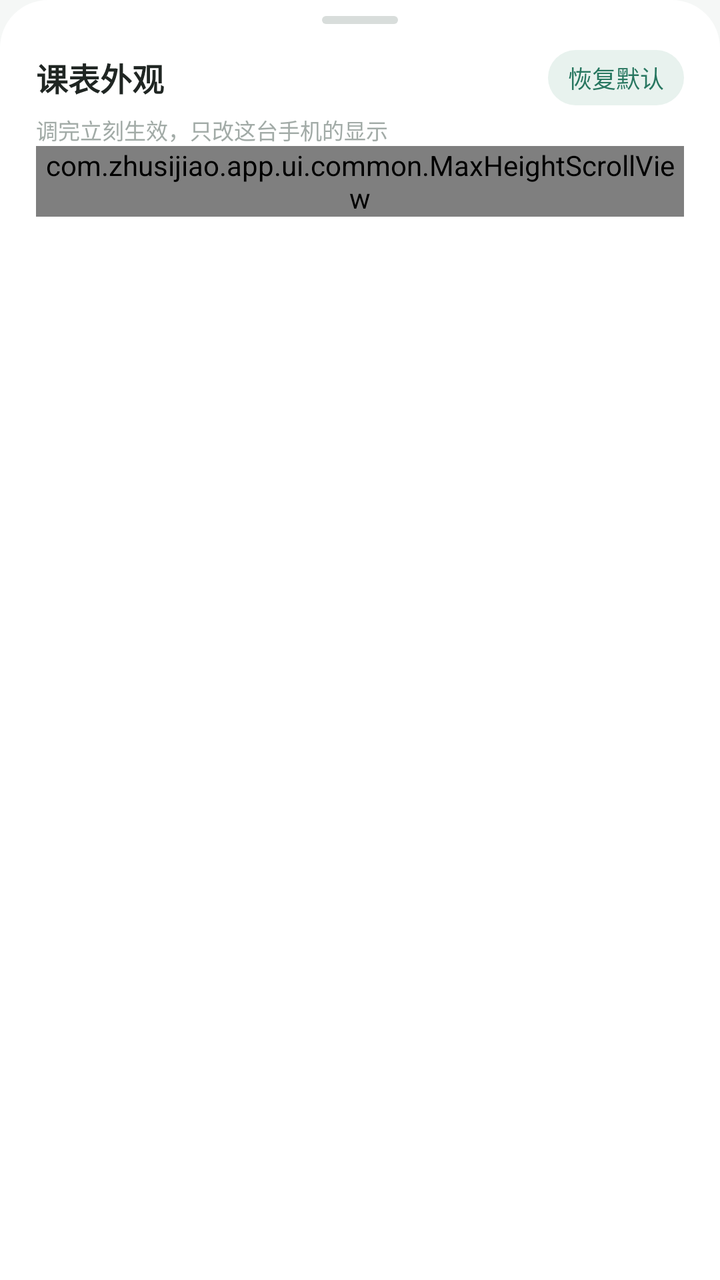
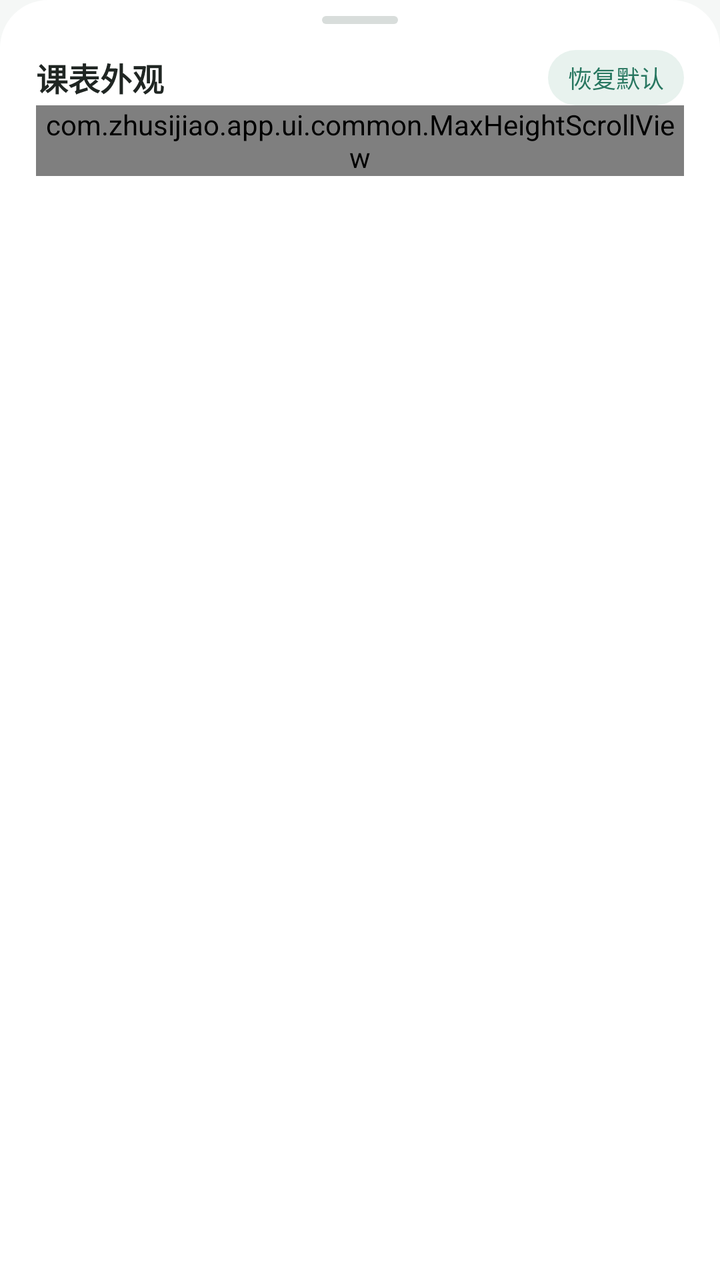

The first picture is an Android layout as it rendered before a commit; the second is the same layout after the commit. The layout source and the unified diff follow.
<!-- AndroidManifest.xml: application theme Theme.Zhusijiao -->
<!-- res/layout/dialog_appearance.xml -->
<?xml version="1.0" encoding="utf-8"?>
<LinearLayout xmlns:android="http://schemas.android.com/apk/res/android"
    xmlns:tools="http://schemas.android.com/tools"
    android:layout_width="match_parent"
    android:layout_height="wrap_content"
    android:background="@drawable/bg_sheet"
    android:orientation="vertical"
    android:paddingStart="18dp"
    android:paddingTop="8dp"
    android:paddingEnd="18dp"
    android:paddingBottom="14dp">

    <View
        android:layout_width="38dp"
        android:layout_height="4dp"
        android:layout_gravity="center_horizontal"
        android:layout_marginBottom="13dp"
        android:background="@drawable/bg_sheet_handle" />

    <LinearLayout
        android:layout_width="match_parent"
        android:layout_height="wrap_content"
        android:gravity="center_vertical"
        android:orientation="horizontal">

        <TextView
            android:layout_width="0dp"
            android:layout_height="wrap_content"
            android:layout_weight="1"
            android:text="@string/appearance_title"
            android:textColor="@color/heading_ink"
            android:textSize="@dimen/text_subtitle"
            android:textStyle="bold" />

        <TextView
            android:id="@+id/appearanceReset"
            android:layout_width="wrap_content"
            android:layout_height="wrap_content"
            android:background="@drawable/bg_tag"
            android:clickable="true"
            android:focusable="true"
            android:paddingStart="10dp"
            android:paddingTop="5dp"
            android:paddingEnd="10dp"
            android:paddingBottom="5dp"
            android:text="@string/appearance_reset"
            android:textColor="@color/accent_strong"
            android:textSize="@dimen/text_hint" />
    </LinearLayout>

    <TextView
        android:layout_width="match_parent"
        android:layout_height="wrap_content"
        android:layout_marginTop="4dp"
        android:text="@string/appearance_hint"
        android:textColor="@color/sub_a8"
        android:textSize="@dimen/text_caption" />

    
    <com.zhusijiao.app.ui.common.MaxHeightScrollView
        android:id="@+id/appearanceScroll"
        android:layout_width="match_parent"
        android:layout_height="wrap_content">

        <LinearLayout
            android:layout_width="match_parent"
            android:layout_height="wrap_content"
            android:orientation="vertical">

            <TextView
                android:layout_width="match_parent"
                android:layout_height="wrap_content"
                android:layout_marginTop="14dp"
                android:text="@string/appearance_row_height"
                android:textColor="@color/field_label"
                android:textSize="@dimen/text_hint"
                android:textStyle="bold" />

            <com.zhusijiao.app.ui.common.SegmentedChoiceView
                android:id="@+id/heightChoice"
                android:layout_width="match_parent"
                android:layout_height="wrap_content"
                android:layout_marginTop="7dp" />

            
            <LinearLayout
                android:id="@+id/fitScreenRow"
                android:layout_width="match_parent"
                android:layout_height="wrap_content"
                android:clickable="true"
                android:focusable="false"
                android:gravity="center_vertical"
                android:importantForAccessibility="no"
                android:minHeight="52dp"
                android:orientation="horizontal"
                android:paddingTop="6dp"
                android:paddingBottom="6dp"
                tools:ignore="KeyboardInaccessibleWidget">

                <LinearLayout
                    android:layout_width="0dp"
                    android:layout_height="wrap_content"
                    android:layout_weight="1"
                    android:orientation="vertical"
                    android:paddingStart="0dp"
                    android:paddingEnd="10dp">

                    <TextView
                        android:layout_width="wrap_content"
                        android:layout_height="wrap_content"
                        android:text="@string/appearance_fit_screen"
                        android:textColor="@color/body_ink"
                        android:textSize="@dimen/text_body" />

                    <TextView
                        android:layout_width="match_parent"
                        android:layout_height="wrap_content"
                        android:layout_marginTop="2dp"
                        android:text="@string/appearance_fit_screen_sub"
                        android:textColor="@color/sub_a8"
                        android:textSize="@dimen/text_caption" />
                </LinearLayout>

                <com.zhusijiao.app.ui.common.ToggleView
                    android:id="@+id/fitScreenToggle"
                    android:layout_width="50dp"
                    android:layout_height="32dp"
                    android:contentDescription="@string/appearance_fit_screen" />
            </LinearLayout>

            <View
                android:layout_width="match_parent"
                android:layout_height="1px"
                android:background="@color/detail_border" />

            <TextView
                android:layout_width="match_parent"
                android:layout_height="wrap_content"
                android:layout_marginTop="13dp"
                android:text="@string/appearance_padding"
                android:textColor="@color/field_label"
                android:textSize="@dimen/text_hint"
                android:textStyle="bold" />

            <TextView
                android:layout_width="match_parent"
                android:layout_height="wrap_content"
                android:layout_marginTop="3dp"
                android:text="@string/appearance_padding_sub"
                android:textColor="@color/sub_a8"
                android:textSize="@dimen/text_caption" />

            <com.zhusijiao.app.ui.common.SegmentedChoiceView
                android:id="@+id/paddingChoice"
                android:layout_width="match_parent"
                android:layout_height="wrap_content"
                android:layout_marginTop="7dp" />

            <TextView
                android:layout_width="match_parent"
                android:layout_height="wrap_content"
                android:layout_marginTop="13dp"
                android:text="@string/appearance_text_size"
                android:textColor="@color/field_label"
                android:textSize="@dimen/text_hint"
                android:textStyle="bold" />

            <com.zhusijiao.app.ui.common.SegmentedChoiceView
                android:id="@+id/textChoice"
                android:layout_width="match_parent"
                android:layout_height="wrap_content"
                android:layout_marginTop="7dp" />

            <View
                android:layout_width="match_parent"
                android:layout_height="1px"
                android:layout_marginTop="13dp"
                android:background="@color/detail_border" />

            
            <TextView
                android:id="@+id/stateGroupTitle"
                android:layout_width="match_parent"
                android:layout_height="wrap_content"
                android:layout_marginTop="12dp"
                android:text="@string/appearance_group_state"
                android:textColor="@color/accent"
                android:textSize="@dimen/text_caption"
                android:textStyle="bold" />

            
            <LinearLayout
                android:id="@+id/showFinishedRow"
                android:layout_width="match_parent"
                android:layout_height="wrap_content"
                android:clickable="true"
                android:focusable="false"
                android:gravity="center_vertical"
                android:importantForAccessibility="no"
                android:minHeight="52dp"
                android:orientation="horizontal"
                android:paddingTop="6dp"
                android:paddingBottom="6dp"
                tools:ignore="KeyboardInaccessibleWidget">

                <LinearLayout
                    android:layout_width="0dp"
                    android:layout_height="wrap_content"
                    android:layout_weight="1"
                    android:orientation="vertical"
                    android:paddingStart="0dp"
                    android:paddingEnd="10dp">

                    <TextView
                        android:layout_width="wrap_content"
                        android:layout_height="wrap_content"
                        android:text="@string/appearance_show_finished"
                        android:textColor="@color/body_ink"
                        android:textSize="@dimen/text_body" />

                    <TextView
                        android:layout_width="match_parent"
                        android:layout_height="wrap_content"
                        android:layout_marginTop="2dp"
                        android:text="@string/appearance_show_finished_sub"
                        android:textColor="@color/sub_a8"
                        android:textSize="@dimen/text_caption" />
                </LinearLayout>

                <com.zhusijiao.app.ui.common.ToggleView
                    android:id="@+id/showFinishedToggle"
                    android:layout_width="50dp"
                    android:layout_height="32dp"
                    android:contentDescription="@string/appearance_show_finished" />
            </LinearLayout>

            <LinearLayout
                android:id="@+id/showNowLineRow"
                android:layout_width="match_parent"
                android:layout_height="wrap_content"
                android:clickable="true"
                android:focusable="false"
                android:gravity="center_vertical"
                android:importantForAccessibility="no"
                android:minHeight="52dp"
                android:orientation="horizontal"
                android:paddingTop="6dp"
                android:paddingBottom="6dp"
                tools:ignore="KeyboardInaccessibleWidget">

                <LinearLayout
                    android:layout_width="0dp"
                    android:layout_height="wrap_content"
                    android:layout_weight="1"
                    android:orientation="vertical"
                    android:paddingStart="0dp"
                    android:paddingEnd="10dp">

                    <TextView
                        android:layout_width="wrap_content"
                        android:layout_height="wrap_content"
                        android:text="@string/appearance_show_now_line"
                        android:textColor="@color/body_ink"
                        android:textSize="@dimen/text_body" />

                    <TextView
                        android:layout_width="match_parent"
                        android:layout_height="wrap_content"
                        android:layout_marginTop="2dp"
                        android:text="@string/appearance_show_now_line_sub"
                        android:textColor="@color/sub_a8"
                        android:textSize="@dimen/text_caption" />
                </LinearLayout>

                <com.zhusijiao.app.ui.common.ToggleView
                    android:id="@+id/showNowLineToggle"
                    android:layout_width="50dp"
                    android:layout_height="32dp"
                    android:contentDescription="@string/appearance_show_now_line" />
            </LinearLayout>

            <LinearLayout
                android:id="@+id/showNextClassRow"
                android:layout_width="match_parent"
                android:layout_height="wrap_content"
                android:clickable="true"
                android:focusable="false"
                android:gravity="center_vertical"
                android:importantForAccessibility="no"
                android:minHeight="52dp"
                android:orientation="horizontal"
                android:paddingTop="6dp"
                android:paddingBottom="6dp"
                tools:ignore="KeyboardInaccessibleWidget">

                <LinearLayout
                    android:layout_width="0dp"
                    android:layout_height="wrap_content"
                    android:layout_weight="1"
                    android:orientation="vertical"
                    android:paddingStart="0dp"
                    android:paddingEnd="10dp">

                    <TextView
                        android:layout_width="wrap_content"
                        android:layout_height="wrap_content"
                        android:text="@string/appearance_show_next_class"
                        android:textColor="@color/body_ink"
                        android:textSize="@dimen/text_body" />

                    <TextView
                        android:layout_width="match_parent"
                        android:layout_height="wrap_content"
                        android:layout_marginTop="2dp"
                        android:text="@string/appearance_show_next_class_sub"
                        android:textColor="@color/sub_a8"
                        android:textSize="@dimen/text_caption" />
                </LinearLayout>

                <com.zhusijiao.app.ui.common.ToggleView
                    android:id="@+id/showNextClassToggle"
                    android:layout_width="50dp"
                    android:layout_height="32dp"
                    android:contentDescription="@string/appearance_show_next_class" />
            </LinearLayout>

            <TextView
                android:layout_width="match_parent"
                android:layout_height="wrap_content"
                android:layout_marginTop="6dp"
                android:text="@string/appearance_state_style"
                android:textColor="@color/field_label"
                android:textSize="@dimen/text_hint"
                android:textStyle="bold" />

            
            <LinearLayout
                android:layout_width="match_parent"
                android:layout_height="wrap_content"
                android:layout_marginTop="8dp"
                android:orientation="horizontal">

                <LinearLayout
                    android:id="@+id/stateStyleModern"
                    android:layout_width="0dp"
                    android:layout_height="wrap_content"
                    android:layout_weight="1"
                    android:clickable="true"
                    android:focusable="true"
                    android:orientation="vertical"
                    android:padding="8dp">

                    <com.zhusijiao.app.ui.common.StateStylePreviewView
                        android:id="@+id/stateStyleModernPreview"
                        android:layout_width="match_parent"
                        android:layout_height="56dp"
                        android:importantForAccessibility="no" />

                    <LinearLayout
                        android:layout_width="wrap_content"
                        android:layout_height="wrap_content"
                        android:layout_marginTop="8dp"
                        android:gravity="center_vertical"
                        android:importantForAccessibility="no"
                        android:orientation="horizontal">

                        <View
                            android:id="@+id/stateStyleModernRadio"
                            android:layout_width="14dp"
                            android:layout_height="14dp" />

                        <TextView
                            android:layout_width="wrap_content"
                            android:layout_height="wrap_content"
                            android:layout_marginStart="7dp"
                            android:text="@string/appearance_state_modern"
                            android:textColor="@color/text_primary"
                            android:textSize="@dimen/text_small"
                            android:textStyle="bold" />
                    </LinearLayout>
                </LinearLayout>

                <LinearLayout
                    android:id="@+id/stateStyleClassic"
                    android:layout_width="0dp"
                    android:layout_height="wrap_content"
                    android:layout_marginStart="10dp"
                    android:layout_weight="1"
                    android:clickable="true"
                    android:focusable="true"
                    android:orientation="vertical"
                    android:padding="8dp">

                    <com.zhusijiao.app.ui.common.StateStylePreviewView
                        android:id="@+id/stateStyleClassicPreview"
                        android:layout_width="match_parent"
                        android:layout_height="56dp"
                        android:importantForAccessibility="no" />

                    <LinearLayout
                        android:layout_width="wrap_content"
                        android:layout_height="wrap_content"
                        android:layout_marginTop="8dp"
                        android:gravity="center_vertical"
                        android:importantForAccessibility="no"
                        android:orientation="horizontal">

                        <View
                            android:id="@+id/stateStyleClassicRadio"
                            android:layout_width="14dp"
                            android:layout_height="14dp" />

                        <TextView
                            android:layout_width="wrap_content"
                            android:layout_height="wrap_content"
                            android:layout_marginStart="7dp"
                            android:text="@string/appearance_state_classic"
                            android:textColor="@color/text_primary"
                            android:textSize="@dimen/text_small"
                            android:textStyle="bold" />
                    </LinearLayout>
                </LinearLayout>
            </LinearLayout>

            <TextView
                android:layout_width="match_parent"
                android:layout_height="wrap_content"
                android:layout_marginTop="8dp"
                android:layout_marginBottom="4dp"
                android:text="@string/appearance_state_hint"
                android:textColor="@color/sub_a8"
                android:textSize="@dimen/text_caption" />
        </LinearLayout>
    </com.zhusijiao.app.ui.common.MaxHeightScrollView>
</LinearLayout>
<!-- resources referenced by this layout -->
<resources>
  <color name="accent">#2f7d68</color>
  <color name="accent_strong">#287760</color>
  <color name="body_ink">#333a37</color>
  <color name="detail_border">#edf0ee</color>
  <color name="field_label">@color/text_secondary</color>
  <color name="heading_ink">#202623</color>
  <color name="sub_a8">@color/text_disabled</color>
  <color name="text_primary">#1d2421</color>
  <dimen name="text_body">14sp</dimen>
  <dimen name="text_caption">11sp</dimen>
  <dimen name="text_hint">12sp</dimen>
  <dimen name="text_small">13sp</dimen>
  <dimen name="text_subtitle">16sp</dimen>
  <!-- drawable bg_sheet (drawable) -->
  <?xml version="1.0" encoding="utf-8"?>
  
  <shape xmlns:android="http://schemas.android.com/apk/res/android" android:shape="rectangle">
      <solid android:color="@color/surface" />
      <corners android:topLeftRadius="@dimen/radius_xl" android:topRightRadius="@dimen/radius_xl" />
  </shape>
  <!-- drawable bg_sheet_handle (drawable) -->
  <?xml version="1.0" encoding="utf-8"?>
  
  <shape xmlns:android="http://schemas.android.com/apk/res/android" android:shape="rectangle">
      <solid android:color="@color/sheet_handle" />
      <corners android:radius="4dp" />
  </shape>
  <!-- drawable bg_tag (drawable) -->
  <?xml version="1.0" encoding="utf-8"?>
  
  <shape xmlns:android="http://schemas.android.com/apk/res/android" android:shape="rectangle">
      <solid android:color="@color/tag_bg" />
      <corners android:radius="100dp" />
  </shape>
  <string name="appearance_fit_screen">自动铺满一屏</string>
  <string name="appearance_fit_screen_sub">按节次数平分高度，一屏看全不用滚；手动选高度即关闭</string>
  <string name="appearance_group_state">状态显示</string>
  <string name="appearance_hint">调完立刻生效，只改这台手机的显示</string>
  <string name="appearance_padding">格子留白</string>
  <string name="appearance_padding_sub">整周一屏，列宽不可调；留白越大，格子看起来越瘦</string>
  <string name="appearance_reset">恢复默认</string>
  <string name="appearance_row_height">格子高度</string>
  <string name="appearance_show_finished">显示已上状态</string>
  <string name="appearance_show_finished_sub">下课后（精确到分钟）的课变灰并标「已上」</string>
  <string name="appearance_show_next_class">显示下一节课提示</string>
  <string name="appearance_show_next_class_sub">课表页顶部的「下一节 · 几分钟后」提示条</string>
  <string name="appearance_show_now_line">显示当前时间线</string>
  <string name="appearance_show_now_line_sub">今天那一列用红色横线标出此刻的位置</string>
  <string name="appearance_state_classic">经典</string>
  <string name="appearance_state_hint">新版：停课空心虚线加删除线，日程浅底实线。经典：和 1.2.29 及之前一样。</string>
  <string name="appearance_state_modern">新版</string>
  <string name="appearance_state_style">停课与日程的样式</string>
  <string name="appearance_text_size">文字大小</string>
  <string name="appearance_title">课表外观</string>
  <color name="text_secondary">#5f6965</color>
  <color name="text_disabled">#a2aba7</color>
  <color name="surface">#ffffff</color>
  <dimen name="radius_xl">24dp</dimen>
  <color name="sheet_handle">#d8dddb</color>
  <color name="tag_bg">#e8f2ee</color>
  <color name="ink">#202725</color>
  <color name="muted">#7d8783</color>
  <color name="background">#f5f7f6</color>
  <style name="Theme.Zhusijiao.Dialog" parent="Theme.AppCompat.Light.Dialog.Alert">
          <item name="colorAccent">@color/accent</item>
          <item name="android:textColorPrimary">@color/ink</item>
          <item name="buttonBarPositiveButtonStyle">@style/DialogButton</item>
          <item name="buttonBarNegativeButtonStyle">@style/DialogButton</item>
          <item name="buttonBarNeutralButtonStyle">@style/DialogButton</item>
      </style>
  <style name="DialogButton" parent="Widget.AppCompat.Button.ButtonBar.AlertDialog">
          <item name="android:textColor">@color/accent</item>
          <item name="android:textStyle">bold</item>
      </style>
  <!-- unchanged entries left out for length: 1 -->
</resources>

<!-- the commit's change to res/layout/dialog_appearance.xml (unified diff, before → after) -->
@@ -48,14 +48,6 @@
             android:textSize="@dimen/text_hint" />
     </LinearLayout>
 
-    <TextView
-        android:layout_width="match_parent"
-        android:layout_height="wrap_content"
-        android:layout_marginTop="4dp"
-        android:text="@string/appearance_hint"
-        android:textColor="@color/sub_a8"
-        android:textSize="@dimen/text_caption" />
-
     
     <com.zhusijiao.app.ui.common.MaxHeightScrollView
         android:id="@+id/appearanceScroll"
@@ -111,14 +103,6 @@
                         android:text="@string/appearance_fit_screen"
                         android:textColor="@color/body_ink"
                         android:textSize="@dimen/text_body" />
-
-                    <TextView
-                        android:layout_width="match_parent"
-                        android:layout_height="wrap_content"
-                        android:layout_marginTop="2dp"
-                        android:text="@string/appearance_fit_screen_sub"
-                        android:textColor="@color/sub_a8"
-                        android:textSize="@dimen/text_caption" />
                 </LinearLayout>
 
                 <com.zhusijiao.app.ui.common.ToggleView
@@ -141,14 +125,6 @@
                 android:textColor="@color/field_label"
                 android:textSize="@dimen/text_hint"
                 android:textStyle="bold" />
-
-            <TextView
-                android:layout_width="match_parent"
-                android:layout_height="wrap_content"
-                android:layout_marginTop="3dp"
-                android:text="@string/appearance_padding_sub"
-                android:textColor="@color/sub_a8"
-                android:textSize="@dimen/text_caption" />
 
             <com.zhusijiao.app.ui.common.SegmentedChoiceView
                 android:id="@+id/paddingChoice"
@@ -217,14 +193,6 @@
                         android:text="@string/appearance_show_finished"
                         android:textColor="@color/body_ink"
                         android:textSize="@dimen/text_body" />
-
-                    <TextView
-                        android:layout_width="match_parent"
-                        android:layout_height="wrap_content"
-                        android:layout_marginTop="2dp"
-                        android:text="@string/appearance_show_finished_sub"
-                        android:textColor="@color/sub_a8"
-                        android:textSize="@dimen/text_caption" />
                 </LinearLayout>
 
                 <com.zhusijiao.app.ui.common.ToggleView
@@ -262,14 +230,6 @@
                         android:text="@string/appearance_show_now_line"
                         android:textColor="@color/body_ink"
                         android:textSize="@dimen/text_body" />
-
-                    <TextView
-                        android:layout_width="match_parent"
-                        android:layout_height="wrap_content"
-                        android:layout_marginTop="2dp"
-                        android:text="@string/appearance_show_now_line_sub"
-                        android:textColor="@color/sub_a8"
-                        android:textSize="@dimen/text_caption" />
                 </LinearLayout>
 
                 <com.zhusijiao.app.ui.common.ToggleView
@@ -307,14 +267,6 @@
                         android:text="@string/appearance_show_next_class"
                         android:textColor="@color/body_ink"
                         android:textSize="@dimen/text_body" />
-
-                    <TextView
-                        android:layout_width="match_parent"
-                        android:layout_height="wrap_content"
-                        android:layout_marginTop="2dp"
-                        android:text="@string/appearance_show_next_class_sub"
-                        android:textColor="@color/sub_a8"
-                        android:textSize="@dimen/text_caption" />
                 </LinearLayout>
 
                 <com.zhusijiao.app.ui.common.ToggleView
@@ -421,15 +373,6 @@
                     </LinearLayout>
                 </LinearLayout>
             </LinearLayout>
-
-            <TextView
-                android:layout_width="match_parent"
-                android:layout_height="wrap_content"
-                android:layout_marginTop="8dp"
-                android:layout_marginBottom="4dp"
-                android:text="@string/appearance_state_hint"
-                android:textColor="@color/sub_a8"
-                android:textSize="@dimen/text_caption" />
         </LinearLayout>
     </com.zhusijiao.app.ui.common.MaxHeightScrollView>
 </LinearLayout>
<!-- resource entries referenced after the edit -->
@@ -6,7 +6,6 @@
   <color name="detail_border">#edf0ee</color>
   <color name="field_label">@color/text_secondary</color>
   <color name="heading_ink">#202623</color>
-  <color name="sub_a8">@color/text_disabled</color>
   <color name="text_primary">#1d2421</color>
   <dimen name="text_body">14sp</dimen>
   <dimen name="text_caption">11sp</dimen>
@@ -35,27 +34,19 @@
       <corners android:radius="100dp" />
   </shape>
   <string name="appearance_fit_screen">自动铺满一屏</string>
-  <string name="appearance_fit_screen_sub">按节次数平分高度，一屏看全不用滚；手动选高度即关闭</string>
   <string name="appearance_group_state">状态显示</string>
-  <string name="appearance_hint">调完立刻生效，只改这台手机的显示</string>
   <string name="appearance_padding">格子留白</string>
-  <string name="appearance_padding_sub">整周一屏，列宽不可调；留白越大，格子看起来越瘦</string>
   <string name="appearance_reset">恢复默认</string>
   <string name="appearance_row_height">格子高度</string>
   <string name="appearance_show_finished">显示已上状态</string>
-  <string name="appearance_show_finished_sub">下课后（精确到分钟）的课变灰并标「已上」</string>
   <string name="appearance_show_next_class">显示下一节课提示</string>
-  <string name="appearance_show_next_class_sub">课表页顶部的「下一节 · 几分钟后」提示条</string>
   <string name="appearance_show_now_line">显示当前时间线</string>
-  <string name="appearance_show_now_line_sub">今天那一列用红色横线标出此刻的位置</string>
   <string name="appearance_state_classic">经典</string>
-  <string name="appearance_state_hint">新版：停课空心虚线加删除线，日程浅底实线。经典：和 1.2.29 及之前一样。</string>
   <string name="appearance_state_modern">新版</string>
   <string name="appearance_state_style">停课与日程的样式</string>
   <string name="appearance_text_size">文字大小</string>
   <string name="appearance_title">课表外观</string>
   <color name="text_secondary">#5f6965</color>
-  <color name="text_disabled">#a2aba7</color>
   <color name="surface">#ffffff</color>
   <dimen name="radius_xl">24dp</dimen>
   <color name="sheet_handle">#d8dddb</color>
